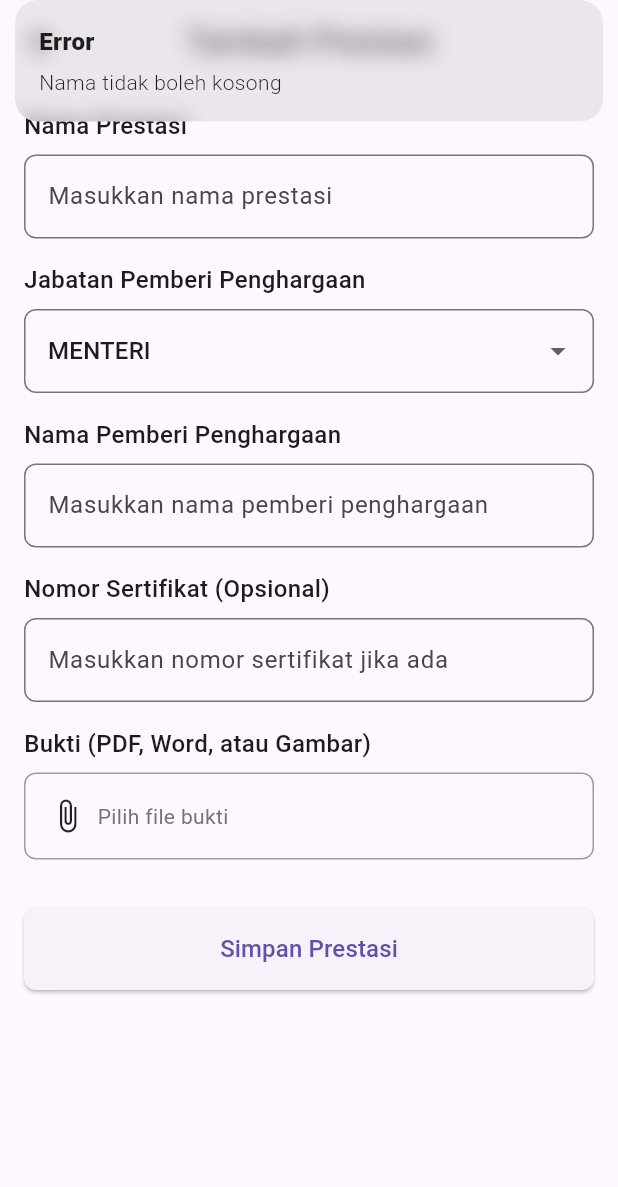
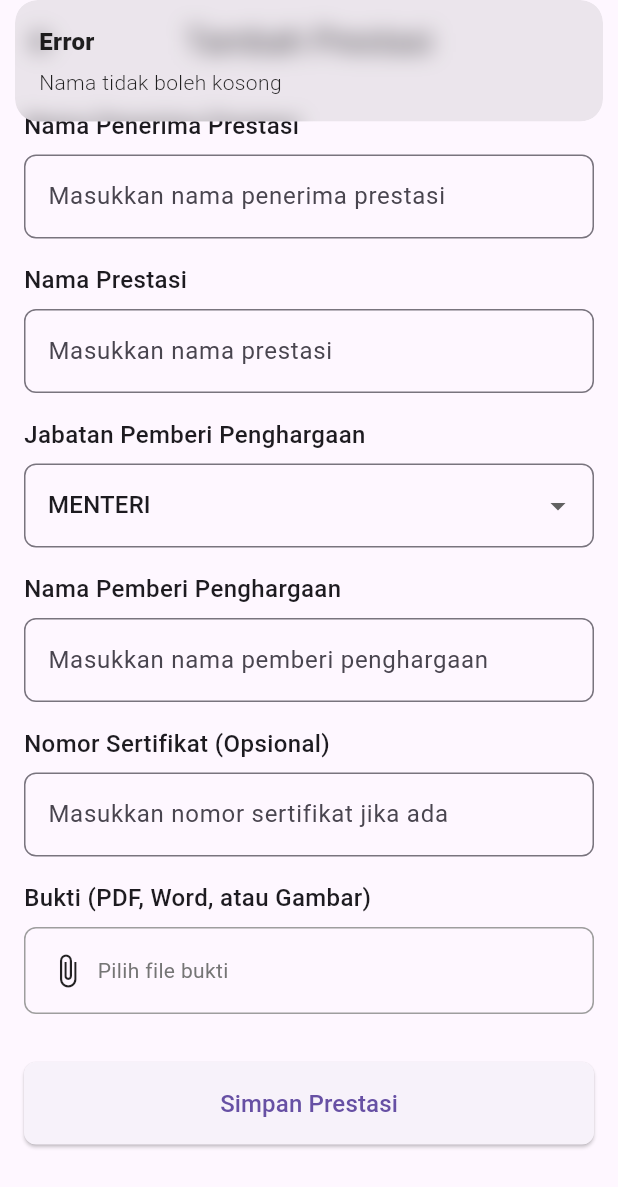
Before and after one commit to reddishowo/blbc-2025, a Flutter app: the AddPrestasiView screen opened by its route, after a tap on "Simpan Prestasi", on a phone screen of 412 x 824 dp. Shown: the top 1187 px of the screen. Run offline on Flutter 3.47's test engine with Material 3 defaults, Android fonts, the phone set to English and light mode, and no system bars; our stand-ins replace cached_network_image, cloud_firestore, file_picker, firebase_auth, firebase_core, geocoding and 4 more; accounts and stored records are empty.

Commit message:
Add recipient name field: update PrestasiData model, add controller and view support, and adjust PrestasiController to fetch all achievements

```diff
--- a/lib/app/modules/add_prestasi/controllers/add_prestasi_controller.dart
+++ b/lib/app/modules/add_prestasi/controllers/add_prestasi_controller.dart
@@ -18,6 +18,7 @@ class AddPrestasiController extends GetxController {
   final FirebaseFirestore _firestore = FirebaseFirestore.instance;
 
   final TextEditingController nameController = TextEditingController();
+  final TextEditingController recipientNameController = TextEditingController(); // New controller for recipient name
   final TextEditingController namaPrestasiController = TextEditingController();
   final TextEditingController namaPemberiController = TextEditingController();
   final TextEditingController nomorSertifikatController = TextEditingController();
@@ -44,11 +45,14 @@ class AddPrestasiController extends GetxController {
     // Pre-fill user data when the controller is initialized
     final user = AuthController.instance.firebaseUser.value;
     nameController.text = user?.displayName ?? 'User Name Not Found';
+    // Also prefill the recipient name with the user's name, but this can be changed
+    recipientNameController.text = user?.displayName ?? 'User Name Not Found';
   }
 
   @override
   void onClose() {
     nameController.dispose();
+    recipientNameController.dispose(); // Dispose the new controller
     namaPrestasiController.dispose();
     namaPemberiController.dispose();
     nomorSertifikatController.dispose();
@@ -112,7 +116,8 @@ class AddPrestasiController extends GetxController {
       // Create a new document in the prestasi collection
       await _firestore.collection('prestasi').add({
         'userId': userId,
-        'nama': nameController.text,
+        'nama': nameController.text, // Account holder name
+        'recipientName': recipientNameController.text, // Name of the person who received the achievement
         'namaPrestasi': namaPrestasiController.text,
         'jabatanPemberi': jabatanToSave,
         'namaPemberi': namaPemberiController.text,
@@ -157,6 +162,10 @@ class AddPrestasiController extends GetxController {
   bool _validateForm() {
     if (nameController.text.isEmpty) {
       Get.snackbar('Error', 'Nama tidak boleh kosong');
+      return false;
+    }
+    if (recipientNameController.text.isEmpty) {
+      Get.snackbar('Error', 'Nama penerima prestasi tidak boleh kosong');
       return false;
     }
     if (namaPrestasiController.text.isEmpty) {
--- a/lib/app/modules/add_prestasi/views/add_prestasi_view.dart
+++ b/lib/app/modules/add_prestasi/views/add_prestasi_view.dart
@@ -19,6 +19,13 @@ class AddPrestasiView extends GetView<AddPrestasiController> {
           child: Column(
             crossAxisAlignment: CrossAxisAlignment.start,
             children: [
+              // Add the new field for recipient name
+              _buildTextField(
+                controller: controller.recipientNameController,
+                label: 'Nama Penerima Prestasi',
+                hint: 'Masukkan nama penerima prestasi',
+              ),
+              const SizedBox(height: 16),
               _buildTextField(
                 controller: controller.namaPrestasiController,
                 label: 'Nama Prestasi',
--- a/lib/app/modules/prestasi/views/prestasi_view.dart
+++ b/lib/app/modules/prestasi/views/prestasi_view.dart
@@ -74,7 +74,8 @@ class PrestasiView extends GetView<PrestasiController> {
             ),
           ),
           title: Text(
-            prestasi.nama,
+            // Use recipientName instead of nama
+            prestasi.recipientName ?? prestasi.nama,
             style: const TextStyle(
               fontSize: 16,
               fontWeight: FontWeight.bold,
@@ -142,10 +143,10 @@ class PrestasiView extends GetView<PrestasiController> {
 
               const Divider(height: 24),
 
-              // User name
+              // Recipient Name (instead of account holder name)
               _buildDetailItem(
-                'Nama',
-                prestasi.nama,
+                'Nama Penerima',
+                prestasi.recipientName ?? prestasi.nama,
                 Icons.person,
               ),
 
```
Also changed, not shown: lib/app/models/prestasi_data.dart (+13 -7 lines), lib/app/modules/prestasi/controllers/prestasi_controller.dart (+2 -10 lines).
